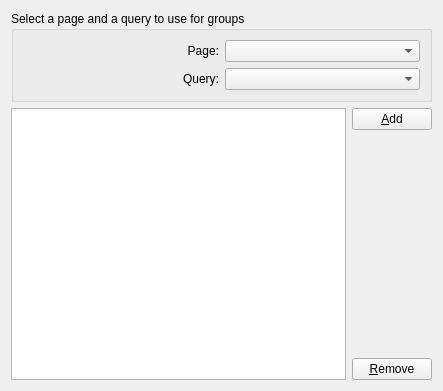
shujaatak/exaro, file apps/designer/groupwizardpage.ui: the form before one commit.
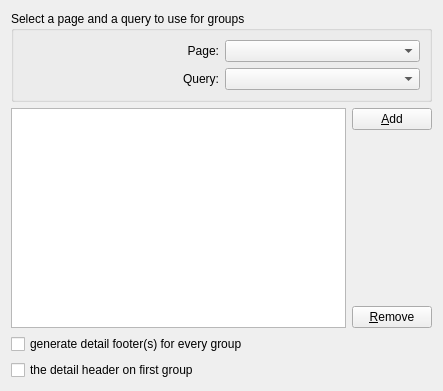
The form after the commit.

Commit message: add more options to groupWizardPage

```diff
--- a/apps/designer/groupwizardpage.ui
+++ b/apps/designer/groupwizardpage.ui
@@ -89,6 +89,20 @@
      </item>
     </layout>
    </item>
+   <item row="2" column="0" colspan="2">
+    <widget class="QCheckBox" name="generateDetailFooters">
+     <property name="text">
+      <string>generate detail footer(s) for every group</string>
+     </property>
+    </widget>
+   </item>
+   <item row="3" column="0" colspan="2">
+    <widget class="QCheckBox" name="detailOnFirstGroup">
+     <property name="text">
+      <string>the detail header on first group</string>
+     </property>
+    </widget>
+   </item>
   </layout>
  </widget>
  <resources/>
```
The commit also changes 1 other file.
